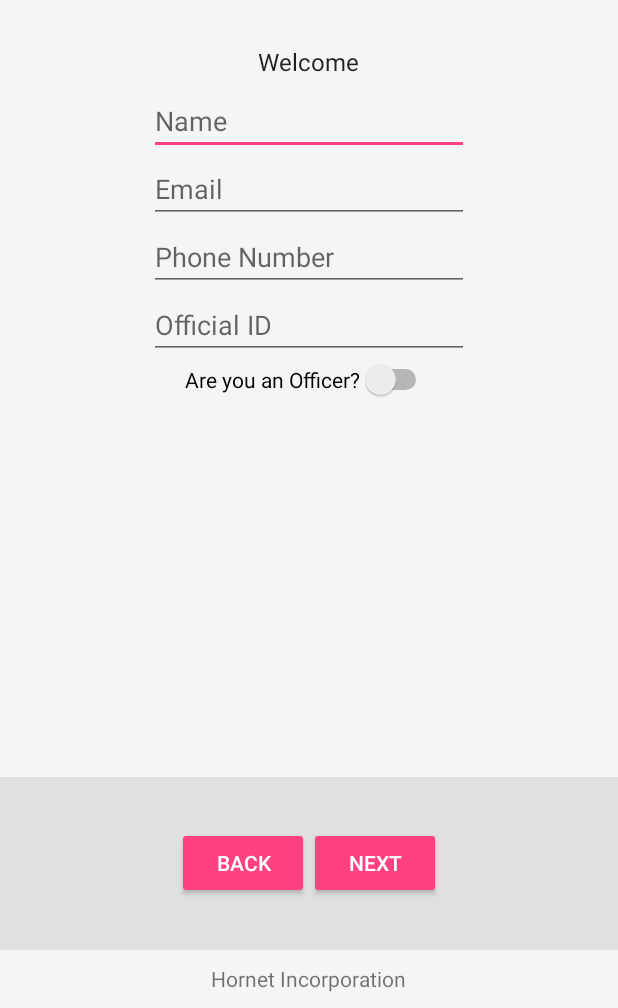
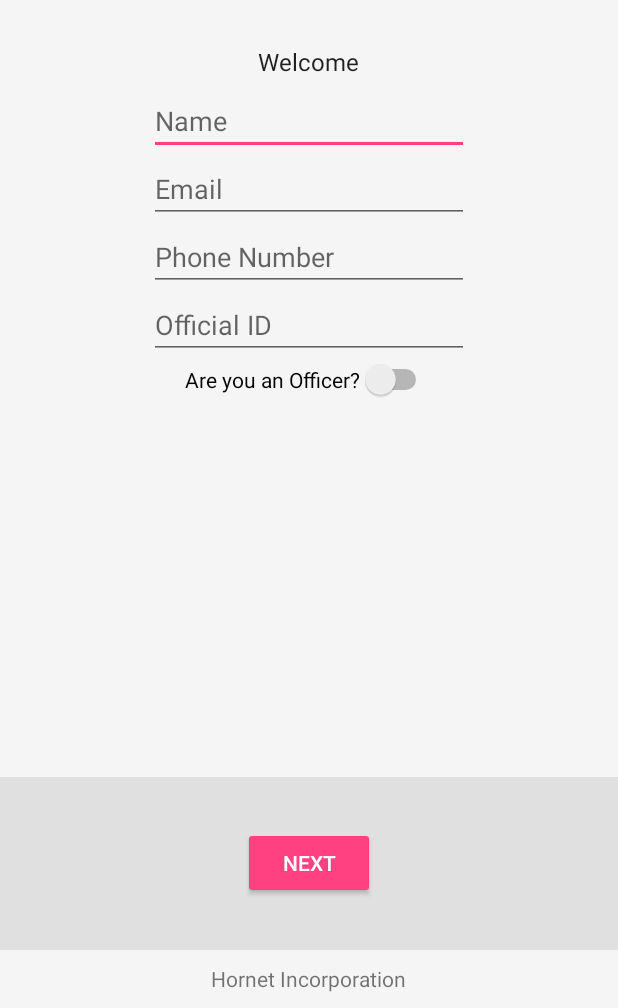
Before and after one commit to hornetincorporation/BeatRoute, an Android app: the screen it shows after launch once a user with an empty profile is signed in (SignUp), on a phone screen of 412 x 824 dp, the part 228-1236 px from its top. Run offline under Robolectric (Android 15) with nearby library versions, the phone set to English and light mode, and no system bars; our stand-ins replace Firebase (no records; nobody signed in at launch, a user with empty details on screens opened directly); libraries missing offline, so code that uses them is left out: com.firebase.client; 1 statement that could not run was skipped.

Commit message:
Removed uneccessary code

```diff
--- a/app/src/main/java/com/hornetincorporation/beatroute/SignUp.java
+++ b/app/src/main/java/com/hornetincorporation/beatroute/SignUp.java
@@ -129,13 +129,6 @@ public class SignUp extends BaseActivity implements
         });
     }
 
-    //    @Override
-//    protected void onRestart() {
-//        // TODO Auto-generated method stub
-//        super.onRestart();
-//
-//        qbeeter = beeters.orderByKey().equalTo(sUserId4mSU);
-//    }
     @Override
     public void onClick(View v) {
         int i = v.getId();
@@ -170,9 +163,6 @@ public class SignUp extends BaseActivity implements
                 Snackbar.make(findViewById(R.id.main_layout), "User Account already exists! Taking to your account.", Snackbar.LENGTH_SHORT).show();
                 movetonextpage();
             }
-        } else if (i == R.id.backbutton) {
-            Intent bintent = new Intent(this, GSignIn.class);
-            startActivity(bintent);
         }
     }
 
--- a/app/src/main/res/layout/activity_sign_up.xml
+++ b/app/src/main/res/layout/activity_sign_up.xml
@@ -17,6 +17,7 @@
         <ImageView
             android:id="@+id/profile_pic"
             style="@style/ThemeOverlay.FirebaseIcon"
+            android:contentDescription="User Image"
             android:layout_width="wrap_content"
             android:layout_height="wrap_content"
             android:src="@mipmap/ic_launcher" />
@@ -124,28 +125,14 @@
         android:layout_weight="0.75"
         android:background="@color/grey_300">
 
-        <LinearLayout
+        <Button
+            android:id="@+id/nextbutton"
+            style="@style/Widget.AppCompat.Button.Colored"
             android:layout_width="wrap_content"
             android:layout_height="wrap_content"
             android:layout_centerInParent="true"
-            android:orientation="horizontal">
-
-            <Button
-                android:id="@+id/backbutton"
-                style="@style/Widget.AppCompat.Button.Colored"
-                android:layout_width="wrap_content"
-                android:layout_height="wrap_content"
-                android:text="@string/back"
-                android:theme="@style/ThemeOverlay.MyDarkButton" />
-
-            <Button
-                android:id="@+id/nextbutton"
-                style="@style/Widget.AppCompat.Button.Colored"
-                android:layout_width="wrap_content"
-                android:layout_height="wrap_content"
-                android:text="@string/next"
-                android:theme="@style/ThemeOverlay.MyDarkButton" />
-        </LinearLayout>
+            android:text="@string/next"
+            android:theme="@style/ThemeOverlay.MyDarkButton" />
     </RelativeLayout>
 
     <RelativeLayout
```
